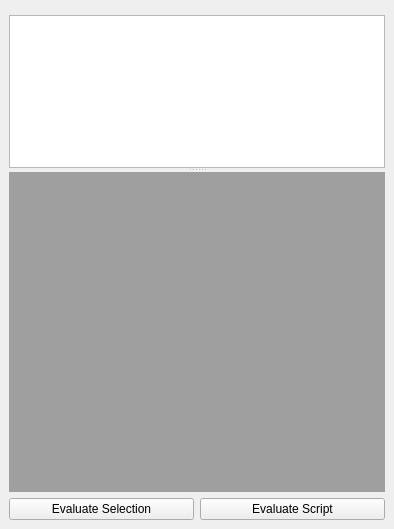
The window that src/umbra/components/factory/scriptEditor/ui/Script_Editor.ui (KelSolaar/Umbra) describes before a commit, drawn with Qt 5.
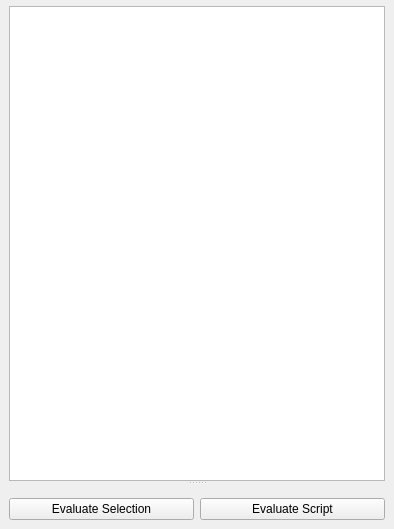
The same window after the commit.

Commit message: Replace "QMdiArea" widget by a "QTabWidget" in "scriptEditor" component.

Diff of the .ui file:
```diff
--- a/src/umbra/components/factory/scriptEditor/ui/Script_Editor.ui
+++ b/src/umbra/components/factory/scriptEditor/ui/Script_Editor.ui
@@ -14,7 +14,10 @@
    <string>Script Editor</string>
   </property>
   <widget class="QWidget" name="Script_Editor_dockWidgetContents">
-   <layout class="QGridLayout" name="gridLayout">
+   <layout class="QGridLayout" name="Script_Editor_dockWidgetContents_gridLayout">
+    <property name="topMargin">
+     <number>0</number>
+    </property>
     <item row="0" column="0">
      <widget class="QFrame" name="menuBar_frame">
       <layout class="QGridLayout" name="menuBar_frame_gridLayout">
@@ -30,7 +33,17 @@
        <enum>Qt::Vertical</enum>
       </property>
       <widget class="QPlainTextEdit" name="Script_Editor_Output_plainTextEdit"/>
-      <widget class="QMdiArea" name="Script_Editor_mdiArea"/>
+      <widget class="QTabWidget" name="Script_Editor_tabWidget">
+       <property name="documentMode">
+        <bool>true</bool>
+       </property>
+       <property name="tabsClosable">
+        <bool>true</bool>
+       </property>
+       <property name="movable">
+        <bool>true</bool>
+       </property>
+      </widget>
      </widget>
     </item>
     <item row="2" column="0">
```
The commit also changes 1 other file.
